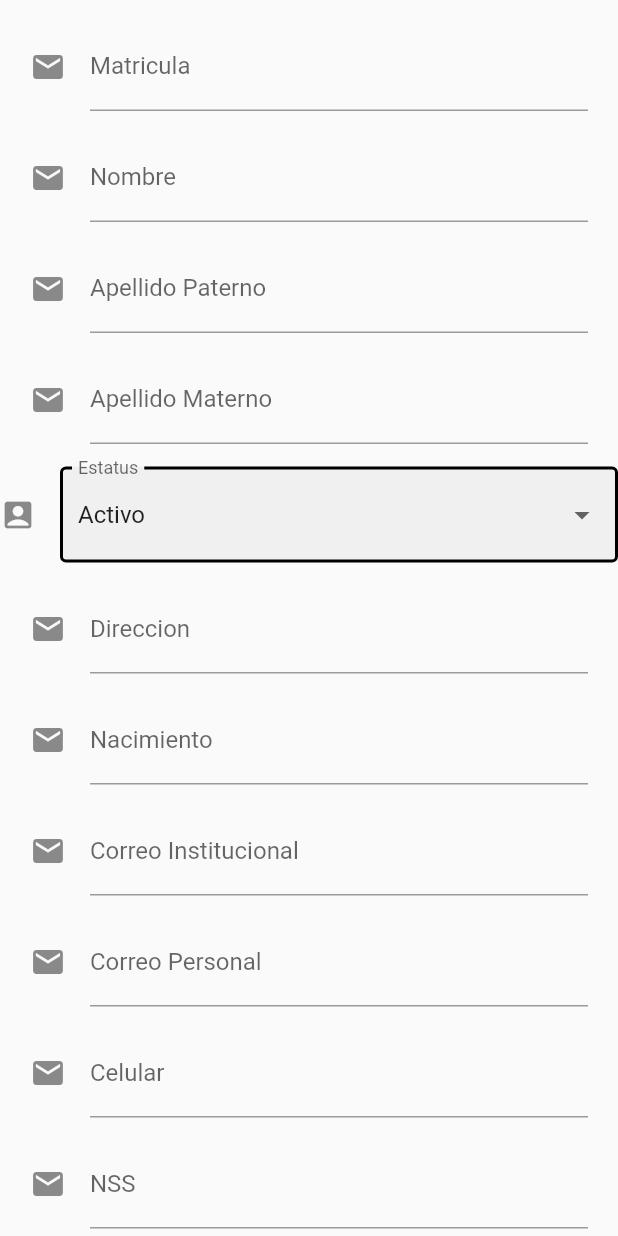
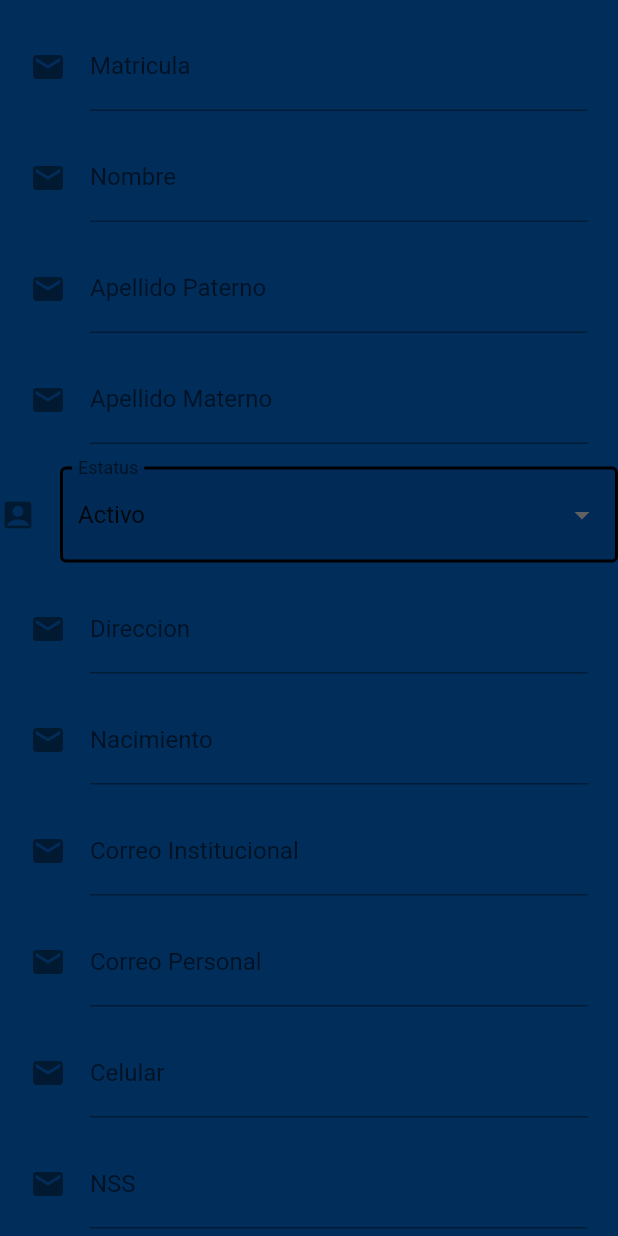
Before and after one commit to MezcaalNG/eduscanfront, a Flutter app: the RegistrarAlumnoPage screen opened directly, on a phone screen of 412 x 824 dp. Run offline on Flutter 3.47's test engine with Material 2 defaults, Android fonts, the phone set to English and light mode, and no system bars; our stand-ins replace google_fonts, qr_flutter; missing offline and left inert: scan.

Commit message:
Consult alumnols

```diff
--- a/lib/api/api_service.dart
+++ b/lib/api/api_service.dart
@@ -4,6 +4,7 @@ import 'package:eduscan/api/models/login_response_model.dart';
 import 'package:eduscan/api/models/registrar_alumno_request_model.dart';
 import 'package:http/http.dart' as http;
 import 'constants.dart';
+import 'models/consultar_alumno_request_model.dart';
 import 'models/registrar_alumno_response_model.dart';
 import 'models/registrar_usuario_response_model.dart';
 
@@ -91,7 +92,7 @@ class ApiService {
     return null;
   }
 
-  Future<RegistrarAlumnoRequest?> postConsultaAlumno(String matricula) async {
+  Future<ConsultarAlumnoResponse?> postConsultaAlumno(String matricula) async {
     try {
       var url = Uri.parse(ApiConstants.baseUrl + ApiConstants.consultarAlumnoEndPoint);
       var response = await http.post(url,
@@ -103,7 +104,7 @@ class ApiService {
           })
       );
       if (response.statusCode == 200) {
-        RegistrarAlumnoRequest responseConsulta = registrarAlumnoRequestFromJson(response.body);
+        ConsultarAlumnoResponse responseConsulta = consultarAlumnoResponseFromJson(response.body);
         return responseConsulta;
       }
     } catch (e) {
--- /dev/null
+++ b/lib/api/models/consultar_alumno_request_model.dart
@@ -0,0 +1,85 @@
+import 'dart:convert';
+
+ConsultarAlumnoResponse consultarAlumnoResponseFromJson(String str) => ConsultarAlumnoResponse.fromJson(json.decode(str));
+
+String registrarAlumnoRequestToJson(ConsultarAlumnoResponse data) => json.encode(data.toJson());
+
+class ConsultarAlumnoResponse {
+  ConsultarAlumnoResponse({
+    required this.matricula,
+    required this.nombre,
+    required this.apellidop,
+    required this.apellidom,
+    required this.estatus,
+    required this.direccion,
+    required this.nacimiento,
+    required this.emailins,
+    required this.emailper,
+    required this.celular,
+    required this.nss,
+    required this.tiposangre,
+    required this.grupo,
+    required this.carrera,
+    required this.cuatrimestre,
+    required this.idtiposangre,
+    required this.idestatus,
+  });
+
+  String matricula;
+  String nombre;
+  String apellidop;
+  String apellidom;
+  String estatus;
+  String direccion;
+  String nacimiento;
+  String emailins;
+  String emailper;
+  String celular;
+  String nss;
+  String tiposangre;
+  String grupo;
+  String carrera;
+  String cuatrimestre;
+  int idtiposangre;
+  int idestatus;
+
+  factory ConsultarAlumnoResponse.fromJson(Map<String, dynamic> json) => ConsultarAlumnoResponse(
+    matricula: json["matricula"],
+    nombre: json["nombre"],
+    apellidop: json["apellidop"],
+    apellidom: json["apellidom"],
+    estatus: json["estatus"],
+    direccion: json["direccion"],
+    nacimiento: json["nacimiento"],
+    emailins: json["emailins"],
+    emailper: json["emailper"],
+    celular: json["celular"],
+    nss: json["nss"],
+    tiposangre: json["tiposangre"],
+    grupo: json["grupo"],
+    carrera: json["carrera"],
+    cuatrimestre: json["cuatrimestre"],
+    idtiposangre: json["idtiposangre"],
+    idestatus: json["idestatus"],
+  );
+
+  Map<String, dynamic> toJson() => {
+    "matricula": matricula,
+    "nombre": nombre,
+    "apellidop": apellidop,
+    "apellidom": apellidom,
+    "estatus": estatus,
+    "direccion": direccion,
+    "nacimiento": nacimiento,
+    "emailins": emailins,
+    "emailper": emailper,
+    "celular": celular,
+    "nss": nss,
+    "tiposangre": tiposangre,
+    "grupo": grupo,
+    "carrera": carrera,
+    "cuatrimestre": cuatrimestre,
+    "idtiposangre": idtiposangre,
+    "idestatus": idestatus,
+  };
+}
--- a/lib/main.dart
+++ b/lib/main.dart
@@ -22,11 +22,12 @@ class MyApp extends StatelessWidget {
   @override
   Widget build(BuildContext context) {
     return MaterialApp(
-      title: 'Flutter Demo',
+      title: 'EDUSCAN',
       debugShowCheckedModeBanner: false,
       theme: ThemeData(
         visualDensity: VisualDensity.adaptivePlatformDensity,
-        primarySwatch: Colors.blue,
+        primarySwatch: Colors.teal,
+        scaffoldBackgroundColor: const Color(0xFF012D5A),
       ),
       initialRoute: LoginPage.id,
       routes: {
--- a/lib/pages/registrar_alumno_page.dart
+++ b/lib/pages/registrar_alumno_page.dart
@@ -137,18 +137,22 @@ class _RegistrarAlumnoPageState extends State<RegistrarAlumnoPage> {
   Widget _buttonRegistrar() {
     return StreamBuilder(
         builder: (BuildContext context, AsyncSnapshot snapshot) {
-          return ElevatedButton(
+          return ElevatedButton.icon(
               onPressed: () {
                 _doRegistrar();
               },
+              icon: const Icon(Icons.save),
               style: ElevatedButton.styleFrom(
                   shape: RoundedRectangleBorder(
-                    borderRadius: BorderRadius.circular(25),
+                    borderRadius: BorderRadius.circular(10),
                   ),
-                  elevation: 10.0),
-              child: Container(
+                  elevation: 10.0,
+                backgroundColor: const Color(0xFF8CC63F),
+                foregroundColor: const Color(0xFF002E5D),
+              ),
+              label: Container(
                   padding:
-                  const EdgeInsets.symmetric(horizontal: 80.0, vertical: 15.0),
+                  const EdgeInsets.symmetric(horizontal: 60.0, vertical: 15.0),
                   child: const Text('Registrar')));
         });
   }
--- a/pubspec.yaml
+++ b/pubspec.yaml
@@ -41,6 +41,7 @@ dependencies:
   scan: ^1.6.0
   qr_flutter: ^4.0.0
   provider: ^6.0.4
+  google_fonts: ^3.0.1
 
 dev_dependencies:
   flutter_test:
```
Also changed, not shown: lib/api/models/session_model.dart (+3 -6 lines), lib/pages/login_page.dart (+41 -18 lines), lib/pages/main_menu_page.dart (+56 -18 lines), lib/pages/registrar_usuario_page.dart (+9 -5 lines), lib/pages/scanner_page.dart (+5 -4 lines), lib/pages/student_data_page.dart (+58 -39 lines), pubspec.lock.
